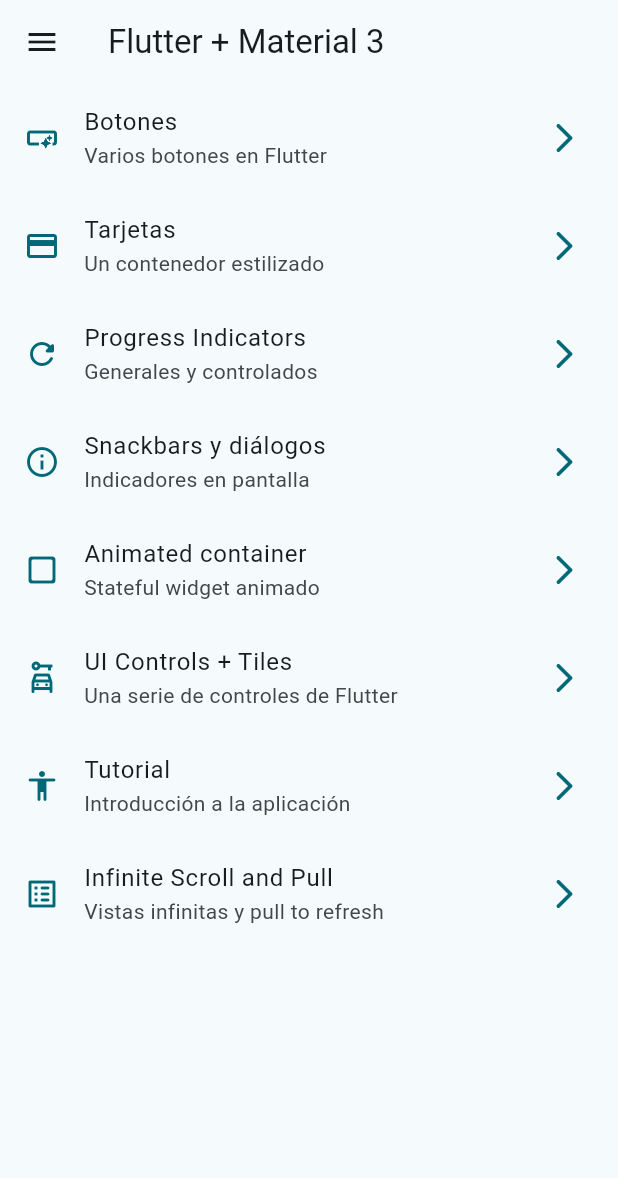
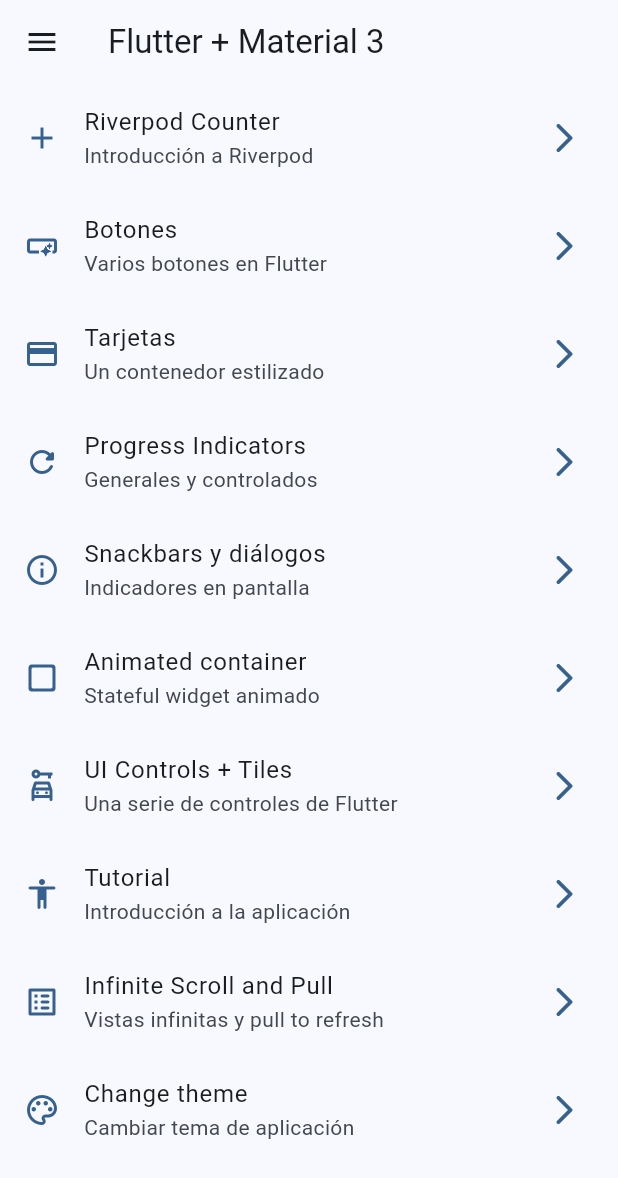
Before and after one commit to emilio-gajardo/widgets_app, a Flutter app: the screen it shows after launch, on a phone screen of 412 x 824 dp. Shown: the top 1178 px of the screen. Run offline on Flutter 3.47's test engine with Material 2 defaults, Android fonts, the phone set to English and light mode, and no system bars; our stand-ins replace animate_do, flutter_riverpod, go_router.

Commit message:
Configuración de temas y riverpod

```diff
--- a/lib/config/menu/menu_items.dart
+++ b/lib/config/menu/menu_items.dart
@@ -15,6 +15,12 @@ class MenuItem {
 }
 
 const appMenuItems = <MenuItem>[
+  MenuItem(
+    title: 'Riverpod Counter',
+    subTitle: 'Introducción a Riverpod',
+    link: '/counter-riverpod',
+    icon: Icons.add
+  ),
   MenuItem(
     title: 'Botones',
     subTitle: 'Varios botones en Flutter',
@@ -63,5 +69,12 @@ const appMenuItems = <MenuItem>[
     link: '/infinite',
     icon: Icons.list_alt_rounded
   ),
+  MenuItem(
+    title: 'Change theme',
+    subTitle: 'Cambiar tema de aplicación',
+    link: '/theme-changer',
+    icon: Icons.color_lens_outlined
+  ),
+
 
 ];
--- a/lib/config/router/app_router.dart
+++ b/lib/config/router/app_router.dart
@@ -1,4 +1,5 @@
 import 'package:go_router/go_router.dart';
+import 'package:widgets_app/presentation/screens/counter/counter_screen.dart';
 import 'package:widgets_app/presentation/screens/screens.dart';
 
 
@@ -51,5 +52,15 @@ final appRouter = GoRouter(
       name: InfiniteScrollScreen.name,
       builder: (context, state) => const InfiniteScrollScreen(),
     ),
+    GoRoute(
+      path: '/counter-riverpod',
+      name: CounterScreen.name,
+      builder: (context, state) => const CounterScreen(),
+    ),
+    GoRoute(
+      path: '/theme-changer',
+      name: ThemeChangerScreen.name,
+      builder: (context, state) => const ThemeChangerScreen(),
+    ),
   ],
 );
--- a/lib/config/theme/app_theme.dart
+++ b/lib/config/theme/app_theme.dart
@@ -1,34 +1,30 @@
 import 'package:flutter/material.dart';
 
 const colorList = <Color>[
-  Colors.black,
-  Colors.white,
-  Colors.amber,
   Colors.blue,
   Colors.brown,
   Colors.cyan,
   Colors.green,
   Colors.grey,
   Colors.indigo,
-  Colors.lime,
   Colors.orange,
-  Colors.pink,
   Colors.purple,
-  Colors.red,
   Colors.teal,
-  Colors.yellow,
 ];
 
 class AppTheme {
   final int selectedColor;
+  final bool isDarkMode;
 
   AppTheme({
-    this.selectedColor = 0
+    this.selectedColor = 0,
+    this.isDarkMode = false,
   }) : assert(selectedColor >= 0, 'El indice del color debe ser mayor que 0'),
        assert(selectedColor < colorList.length, 'El indice del color debe ser menor que ${colorList.length -1}');
 
   ThemeData getTheme() => ThemeData(
     useMaterial3: true,
+    brightness: isDarkMode ? Brightness.dark : Brightness.light,
     colorSchemeSeed: colorList[selectedColor],
     appBarTheme: const AppBarTheme(
       centerTitle: false
--- a/lib/main.dart
+++ b/lib/main.dart
@@ -1,21 +1,29 @@
 import 'package:flutter/material.dart';
+import 'package:flutter_riverpod/flutter_riverpod.dart';
 import 'package:widgets_app/config/router/app_router.dart';
 import 'package:widgets_app/config/theme/app_theme.dart';
+import 'package:widgets_app/presentation/screens/providers/theme_provider.dart';
 
 void main() {
-  runApp(const MainApp());
+  runApp(
+   const ProviderScope(child: MainApp()),
+  );
 }
 
-class MainApp extends StatelessWidget {
+class MainApp extends ConsumerWidget {
   const MainApp({super.key});
 
   @override
-  Widget build(BuildContext context) {
+  Widget build(BuildContext context, WidgetRef ref) {
+
+    final bool isDarkMode = ref.watch(isDarkModeProvider);
+    final int selectedColor = ref.watch(selectedColorProvider);
+
     return MaterialApp.router(
       title: 'Flutter Widgets',
       routerConfig: appRouter,
       debugShowCheckedModeBanner: false,
-      theme: AppTheme(selectedColor: 5).getTheme(),
+      theme: AppTheme(selectedColor: selectedColor, isDarkMode: isDarkMode).getTheme(),
     );
   }
 }
--- /dev/null
+++ b/lib/presentation/screens/providers/counter_provider.dart
@@ -0,0 +1,3 @@
+import 'package:flutter_riverpod/flutter_riverpod.dart';
+
+final counterProvider = StateProvider<int>((ref) => 1);
--- /dev/null
+++ b/lib/presentation/screens/providers/theme_provider.dart
@@ -0,0 +1,11 @@
+import 'package:flutter_riverpod/flutter_riverpod.dart';
+import 'package:widgets_app/config/theme/app_theme.dart';
+
+/// listado de colores inmutables
+final colorListProvider = Provider((ref) => colorList);
+
+/// un simple bool
+final isDarkModeProvider = StateProvider<bool>((ref) => false);
+
+/// un simple int
+final selectedColorProvider = StateProvider<int>((ref) => 0);
--- a/lib/presentation/screens/screens.dart
+++ b/lib/presentation/screens/screens.dart
@@ -2,8 +2,10 @@ export 'package:widgets_app/presentation/screens/animated/animated_screen.dart';
 export 'package:widgets_app/presentation/screens/app_tutorial/app_tutorial_screen.dart';
 export 'package:widgets_app/presentation/screens/buttons/buttons_screen.dart';
 export 'package:widgets_app/presentation/screens/cards/cards_screen.dart';
+export 'package:widgets_app/presentation/screens/counter/counter_screen.dart';
 export 'package:widgets_app/presentation/screens/home/home_screen.dart';
 export 'package:widgets_app/presentation/screens/infinte_scroll/infinite_scroll_screen.dart';
 export 'package:widgets_app/presentation/screens/progress/progress_screen.dart';
 export 'package:widgets_app/presentation/screens/snackbar/snackbar_screen.dart';
+export 'package:widgets_app/presentation/screens/theme_changer/theme_changer_screen.dart';
 export 'package:widgets_app/presentation/screens/ui_controls/ui_controls_screen.dart';
--- a/pubspec.yaml
+++ b/pubspec.yaml
@@ -10,6 +10,7 @@ dependencies:
   animate_do: ^3.1.2
   flutter:
     sdk: flutter
+  flutter_riverpod: ^2.2.0
   go_router: ^12.0.0
 
 dev_dependencies:
```
Also changed, not shown: lib/presentation/screens/counter/counter_screen.dart (added, +44 -0 lines), lib/presentation/screens/theme_changer/theme_changer_screen.dart (added, +60 -0 lines), pubspec.lock.
